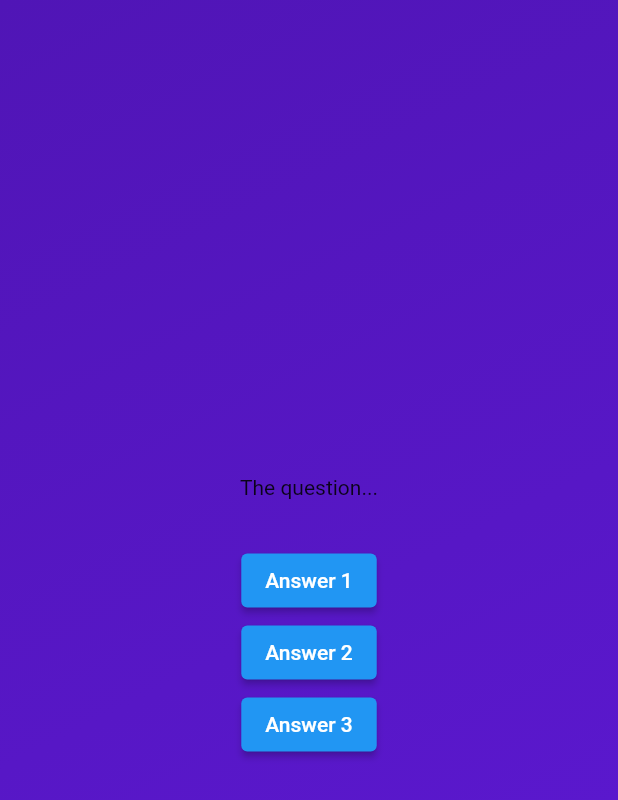
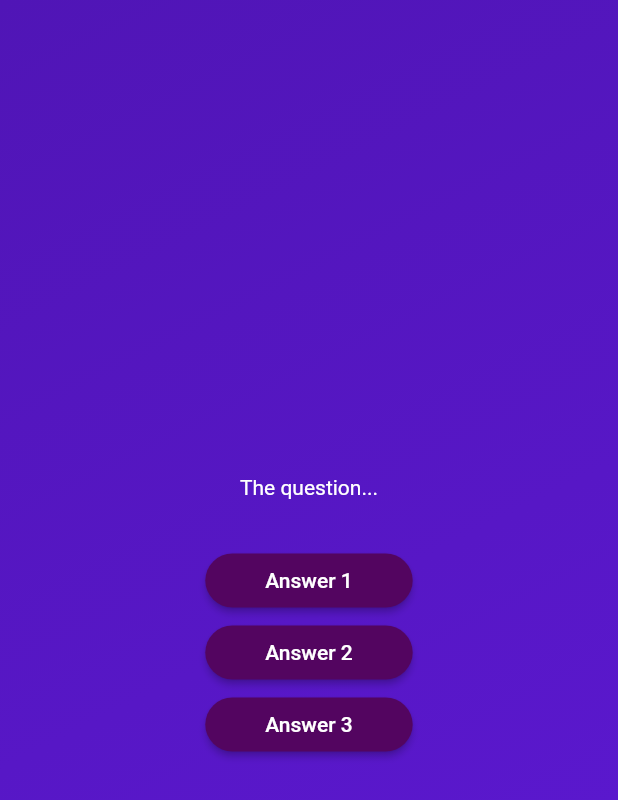
Before and after one commit to mnengineer/quiz_app, a Flutter app: the screen it shows after launch, after a tap on "Start Quiz", on a phone screen of 412 x 824 dp. Shown: the top 800 px of the screen. Run offline on Flutter 3.47's test engine with Material 2 defaults, Android fonts, the phone set to English and light mode, and no system bars.

Commit message:
feat: 再利用可能なカスタムスタイルボタンの作成

```diff
--- /dev/null
+++ b/lib/answer_button.dart
@@ -0,0 +1,31 @@
+import 'package:flutter/material.dart';
+
+class AnswerButton extends StatelessWidget {
+  const AnswerButton({
+    super.key,
+    required this.answerText,
+    required this.onTap,
+  });
+
+  final String answerText;
+  final void Function() onTap;
+
+  @override
+  Widget build(BuildContext context) {
+    return ElevatedButton(
+      onPressed: onTap,
+      style: ElevatedButton.styleFrom(
+        padding: const EdgeInsets.symmetric(
+          vertical: 10,
+          horizontal: 40,
+        ),
+        backgroundColor: const Color.fromARGB(255, 83, 5, 96),
+        foregroundColor: Colors.white,
+        shape: RoundedRectangleBorder(
+          borderRadius: BorderRadius.circular(40),
+        ),
+      ),
+      child: Text(answerText),
+    );
+  }
+}
--- a/lib/questions_screen.dart
+++ b/lib/questions_screen.dart
@@ -1,4 +1,5 @@
 import 'package:flutter/material.dart';
+import 'answer_button.dart';
 
 class QuestionsScreen extends StatefulWidget {
   const QuestionsScreen({super.key});
@@ -17,19 +18,24 @@ class _QuestionsScreenState extends State<QuestionsScreen> {
       child: Column(
         mainAxisAlignment: MainAxisAlignment.center,
         children: [
-          const Text('The question...'),
+          const Text(
+            'The question...',
+            style: TextStyle(
+              color: Colors.white,
+            ),
+          ),
           const SizedBox(height: 30),
-          ElevatedButton(
-            onPressed: () {},
-            child: const Text('Answer 1'),
+          AnswerButton(
+            answerText: 'Answer 1',
+            onTap: () {},
           ),
-          ElevatedButton(
-            onPressed: () {},
-            child: const Text('Answer 2'),
+          AnswerButton(
+            answerText: 'Answer 2',
+            onTap: () {},
           ),
-          ElevatedButton(
-            onPressed: () {},
-            child: const Text('Answer 3'),
+          AnswerButton(
+            answerText: 'Answer 3',
+            onTap: () {},
           ),
         ],
       ),
```
